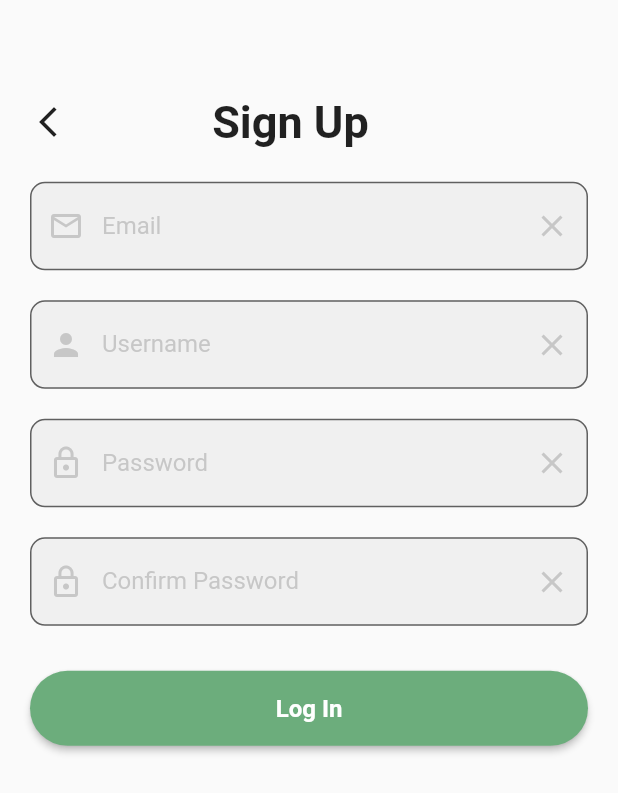
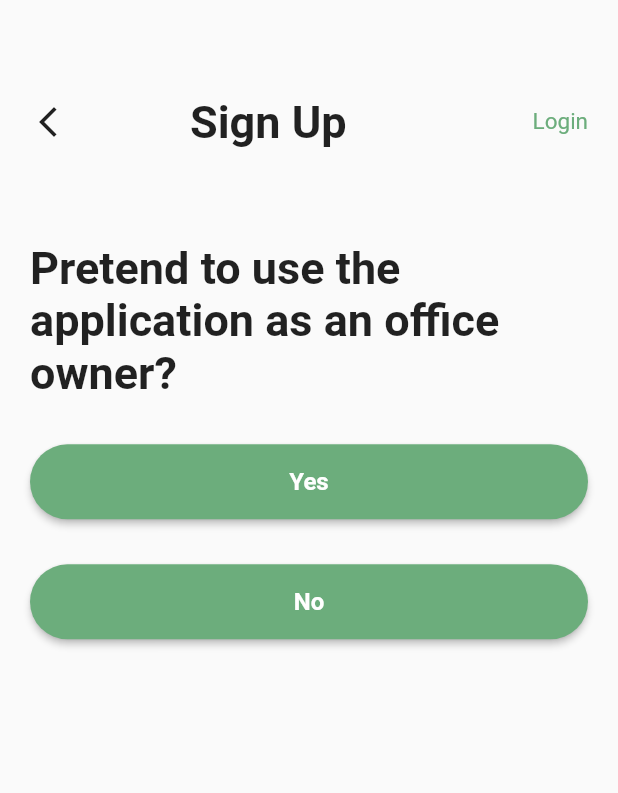
Before and after one commit to P3rdigas/SCMU-Project, a Flutter app: the screen it shows after launch, after a tap on "Sign Up", on a phone screen of 412 x 824 dp. Shown: the top 793 px of the screen. Run offline on Flutter 3.47's test engine with Material 2 defaults, Android fonts, the phone set to English and light mode, and no system bars; our stand-ins replace cloud_firestore, email_validator, firebase_auth, firebase_core, flutter_pw_validator, flutter_svg; accounts and stored records are empty.

Commit message:
Question Page and database integration

```diff
--- a/lib/main.dart
+++ b/lib/main.dart
@@ -1,7 +1,4 @@
 import 'package:app/pages/front.dart';
-import 'package:app/pages/home.dart';
-import 'package:app/pages/signin.dart';
-import 'package:app/pages/signin3.dart';
 import 'package:firebase_core/firebase_core.dart';
 import 'package:flutter/material.dart';
 
--- a/lib/pages/front.dart
+++ b/lib/pages/front.dart
@@ -1,12 +1,7 @@
+import 'package:app/pages/signUnQuestion.dart';
 import 'package:app/pages/signin3.dart';
-import 'package:app/pages/signup.dart';
-import 'package:app/pages/signup3.dart';
-import 'package:app/utils/colors.dart';
-import 'package:email_validator/email_validator.dart';
-import 'package:firebase_auth/firebase_auth.dart';
 import 'package:flutter/material.dart';
 
-import '../utils/messages.dart';
 import '../utils/reusable.dart';
 
 class Front extends StatefulWidget {
@@ -19,28 +14,28 @@ class Front extends StatefulWidget {
 class _SignInState extends State<Front> {
   final _signInScreenFormKey = GlobalKey<FormState>();
 
-  final TextEditingController _passwordTextController = TextEditingController();
-  final TextEditingController _emailTextController = TextEditingController();
+  //final TextEditingController _passwordTextController = TextEditingController();
+  //final TextEditingController _emailTextController = TextEditingController();
 
   @override
   Widget build(BuildContext context) {
     return GestureDetector(
         onTap: () => FocusScope.of(context).unfocus(),
-        child: Scaffold(body: Container(
+        child: Scaffold(
+            body: Container(
           width: MediaQuery.of(context).size.width,
           height: MediaQuery.of(context).size.height,
           child: SingleChildScrollView(
-
             child: Column(
               children: <Widget>[
-                  Image.asset("assets/images/building.jpg", width: 1000, fit: BoxFit.fitWidth),
+                Image.asset("assets/images/building.jpg",
+                    width: 1000, fit: BoxFit.fitWidth),
                 Padding(
                   padding: EdgeInsets.fromLTRB(20, 0, 20, 0),
                   child: Form(
                     key: _signInScreenFormKey,
                     child: Column(
                       children: <Widget>[
-
                         const SizedBox(
                           height: 30,
                         ),
@@ -48,12 +43,16 @@ class _SignInState extends State<Front> {
                           height: 20,
                         ),
                         firebaseUIButton(context, "Log In", () async {
-                        Navigator.push(context,
-                            MaterialPageRoute(builder: (context) => SignIn3()));
+                          Navigator.push(
+                              context,
+                              MaterialPageRoute(
+                                  builder: (context) => SignIn3()));
                         }),
                         firebaseUIButton(context, "Sign Up", () async {
-                      Navigator.push(context,
-                          MaterialPageRoute(builder: (context) => SignUp3()));
+                          Navigator.push(
+                              context,
+                              MaterialPageRoute(
+                                  builder: (context) => SignUpQuestion()));
                         }),
                       ],
                     ),
@@ -62,12 +61,10 @@ class _SignInState extends State<Front> {
               ],
             ),
           ),
-        )
-    )
-    );
+        )));
   }
 
-  Row signUpOption() {
+  /*Row signUpOption() {
     return Row(
       mainAxisAlignment: MainAxisAlignment.center,
       children: [
@@ -76,7 +73,7 @@ class _SignInState extends State<Front> {
         GestureDetector(
           onTap: () {
             Navigator.push(context,
-                MaterialPageRoute(builder: (context) => SignUp()));
+                MaterialPageRoute(builder: (context) => SignUpQuestion()));
           },
           child: const Text(
             " Sign Up",
@@ -85,5 +82,5 @@ class _SignInState extends State<Front> {
         )
       ],
     );
+  }*/
 }
-}
--- /dev/null
+++ b/lib/pages/signUnQuestion.dart
@@ -0,0 +1,93 @@
+import 'package:app/pages/signin3.dart';
+import 'package:app/pages/signup3.dart';
+import 'package:flutter/material.dart';
+
+import '../utils/reusable.dart';
+import 'front.dart';
+
+class SignUpQuestion extends StatelessWidget {
+  const SignUpQuestion({Key? key}) : super(key: key);
+
+  @override
+  Widget build(BuildContext context) {
+    return Scaffold(
+      body: Container(
+        width: MediaQuery.of(context).size.width,
+        height: MediaQuery.of(context).size.height,
+        child: Padding(
+          padding: EdgeInsets.fromLTRB(
+              20, MediaQuery.of(context).size.height * 0.05, 20, 0),
+          child: Column(
+            children: <Widget>[
+              Container(
+                height: 80,
+                child: Row(
+                  children: [
+                    GestureDetector(
+                      onTap: () {
+                        Navigator.push(
+                            context,
+                            MaterialPageRoute(
+                                builder: (context) => const Front()));
+                      },
+                      child: const Icon(Icons.arrow_back_ios_new),
+                    ),
+                    const Spacer(flex: 2),
+                    const Text(
+                      "Sign Up",
+                      style:
+                          TextStyle(fontSize: 30, fontWeight: FontWeight.bold),
+                      textAlign: TextAlign.left,
+                    ),
+                    const Spacer(flex: 3),
+                    GestureDetector(
+                      onTap: () {
+                        Navigator.push(
+                            context,
+                            MaterialPageRoute(
+                                builder: (context) => const SignIn3()));
+                      },
+                      child: const Text(
+                        "Login",
+                        style:
+                            TextStyle(color: Color(0xFF6CAD7C), fontSize: 15),
+                      ),
+                    )
+                  ],
+                ),
+              ),
+              const SizedBox(
+                height: 40,
+              ),
+              //TODO Parece nao estar bem
+              const Center(
+                child: Text(
+                    "Pretend to use the application as an office owner?",
+                    //Font Roboto Semi Bold
+                    style:
+                        TextStyle(fontSize: 30, fontWeight: FontWeight.bold)),
+              ),
+              const SizedBox(
+                height: 20,
+              ),
+              firebaseUIButton(context, "Yes", () async {
+                Navigator.push(
+                    context,
+                    MaterialPageRoute(
+                        //TODO Mandar parametro a dizer que é um Owner
+                        builder: (context) => const SignUp3()));
+              }),
+              firebaseUIButton(context, "No", () async {
+                Navigator.push(
+                    context,
+                    MaterialPageRoute(
+                        //TODO Mandar parametro a dizer que é um User
+                        builder: (context) => const SignUp3()));
+              }),
+            ],
+          ),
+        ),
+      ),
+    );
+  }
+}
--- a/lib/pages/signup3.dart
+++ b/lib/pages/signup3.dart
@@ -1,5 +1,6 @@
 import 'package:app/pages/front.dart';
 import 'package:app/pages/signin3.dart';
+import 'package:cloud_firestore/cloud_firestore.dart';
 import 'package:email_validator/email_validator.dart';
 import 'package:firebase_auth/firebase_auth.dart';
 import 'package:flutter/material.dart';
@@ -20,7 +21,7 @@ class _SignUpState extends State<SignUp3> {
   TextEditingController passwordTextController = TextEditingController();
   TextEditingController confirmPasswordTextController = TextEditingController();
   TextEditingController emailTextController = TextEditingController();
-  TextEditingController usernameTextController = TextEditingController();
+  TextEditingController nameTextController = TextEditingController();
 
   @override
   Widget build(BuildContext context) {
@@ -47,30 +48,29 @@ class _SignUpState extends State<SignUp3> {
                                 Navigator.push(
                                     context,
                                     MaterialPageRoute(
-                                        builder: (context) => Front()));
+                                        builder: (context) => const Front()));
                               },
-                              child: Icon(Icons.arrow_back_ios_new),
+                              child: const Icon(Icons.arrow_back_ios_new),
                             ),
-                            Spacer(flex: 2),
-                            Text(
+                            const Spacer(flex: 2),
+                            const Text(
                               "Sign Up",
                               style: TextStyle(
                                   fontSize: 30, fontWeight: FontWeight.bold),
                               textAlign: TextAlign.left,
                             ),
-                            Spacer(flex: 3),
+                            const Spacer(flex: 3),
                             GestureDetector(
                               onTap: () {
                                 Navigator.push(
                                     context,
                                     MaterialPageRoute(
-                                        builder: (context) => SignIn3()));
+                                        builder: (context) => const SignIn3()));
                               },
                               child: const Text(
                                 "",
                                 style: TextStyle(
-                                    color: const Color(0xFF6CAD7C),
-                                    fontSize: 15),
+                                    color: Color(0xFF6CAD7C), fontSize: 15),
                               ),
                             )
                           ],
@@ -88,10 +88,11 @@ class _SignUpState extends State<SignUp3> {
                       const SizedBox(
                         height: 20,
                       ),
-                      reusableTextField("Username", Icons.person, false,
-                          usernameTextController, (value) {
+                      reusableTextField(
+                          "Name", Icons.person, false, nameTextController,
+                          (value) {
                         if (value == null || value.isEmpty) {
-                          return "Please enter your username";
+                          return "Please enter your name";
                         }
                         return null;
                       }),
@@ -109,7 +110,7 @@ class _SignUpState extends State<SignUp3> {
                         height: 20,
                       ),
                       reusableTextField("Confirm Password", Icons.lock_outline,
-                          true, passwordTextController, (value) {
+                          true, confirmPasswordTextController, (value) {
                         if (value == null || value.isEmpty) {
                           return "Please enter your password";
                         }
@@ -118,14 +119,19 @@ class _SignUpState extends State<SignUp3> {
                       const SizedBox(
                         height: 20,
                       ),
-                      firebaseUIButton(context, "Log In", () async {
+                      firebaseUIButton(context, "Sign Up", () async {
                         if (_signUpScreenFormKey.currentState!.validate()) {
                           try {
                             await FirebaseAuth.instance
                                 .createUserWithEmailAndPassword(
-                                    email: emailTextController.text,
-                                    password: passwordTextController.text)
+                                    email: emailTextController.text.trim(),
+                                    password:
+                                        passwordTextController.text.trim())
                                 .then((value) {
+                              addUserDetails(
+                                  value.user?.uid,
+                                  passwordTextController.text.trim(),
+                                  emailTextController.text.trim());
                               successMessage(context, "Signin complete");
                             });
                           } on FirebaseAuthException catch (e) {
@@ -141,4 +147,18 @@ class _SignUpState extends State<SignUp3> {
           ),
         ));
   }
+
+  Future addUserDetails(String? uID, String name, String email) async {
+    await FirebaseFirestore.instance
+        .collection("Users")
+        .doc(uID)
+        //TODO Trocar "PARAMETER" pelo parametro a receber na classe
+        .set({
+      "Name": name,
+      "Email": email,
+      "Kind": "PARAMETER",
+      "Temperature": -1,
+      "Lights": -1
+    });
+  }
 }
--- a/pubspec.yaml
+++ b/pubspec.yaml
@@ -41,6 +41,7 @@ dependencies:
   email_validator: ^2.1.17
   flutter_pw_validator: ^1.5.0
   flutter_svg: ^2.0.5
+  cloud_firestore: ^4.7.1
 
 dev_dependencies:
   flutter_test:
```
Also changed, not shown: pubspec.lock, 1 other file. Lines whose indentation alone changed are shown as unchanged.
